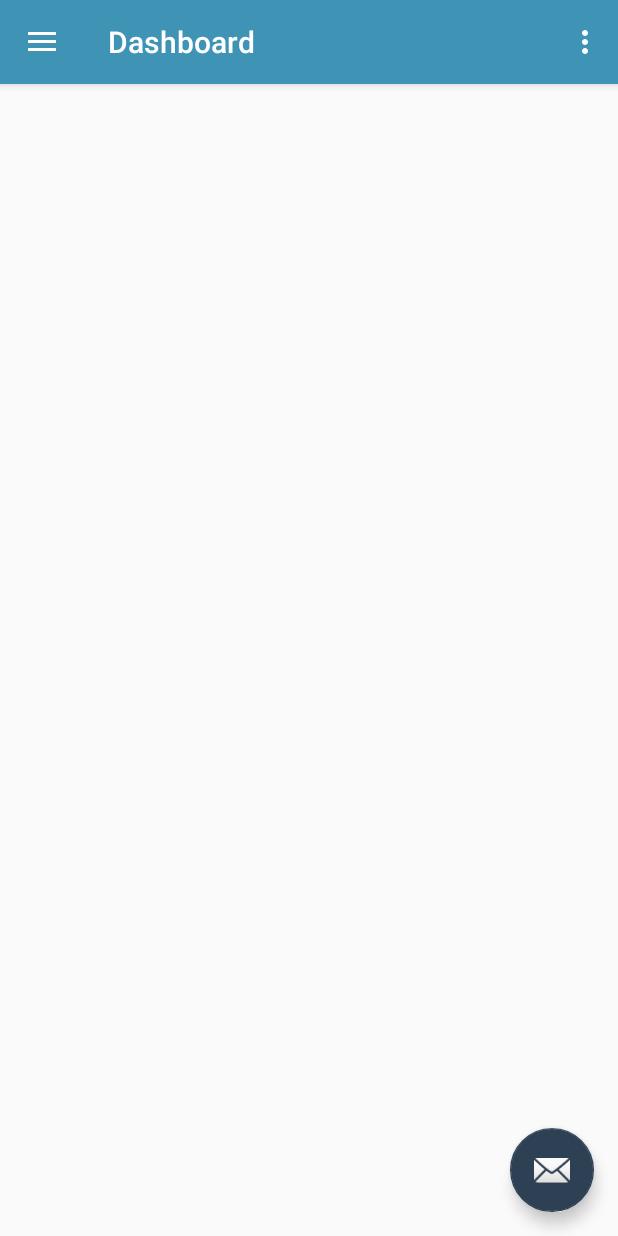
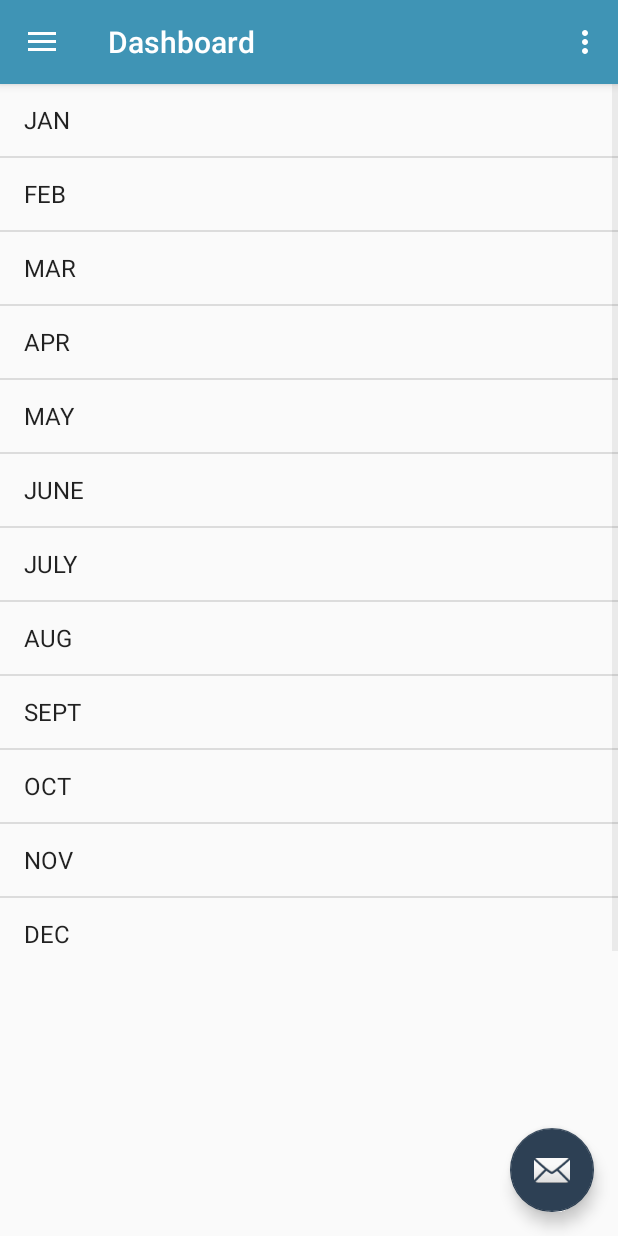
Before and after one commit to chamlipriyashan/WorkSpike, an Android app: the DashboardActivity screen opened directly, with no data from a screen before it, on a phone screen of 412 x 824 dp. Run offline under Robolectric (Android 15) with nearby library versions, the phone set to English and light mode, and no system bars; libraries missing offline, so code that uses them is left out: com.facebook, com.facebook.login; pictures from the network do not load; 6 statements that could not run were skipped.

Commit message:
done from Desktop i7

```diff
--- a/app/src/main/java/com/workspike/workspike/DashboardActivity.java
+++ b/app/src/main/java/com/workspike/workspike/DashboardActivity.java
@@ -18,7 +18,9 @@ import android.support.v7.widget.Toolbar;
 import android.view.Menu;
 import android.view.MenuItem;
 import android.view.View;
+import android.widget.ArrayAdapter;
 import android.widget.ImageView;
+import android.widget.ListView;
 import android.widget.TextView;
 
 import com.bumptech.glide.Glide;
@@ -32,6 +34,13 @@ public class DashboardActivity extends AppCompatActivity
         implements NavigationView.OnNavigationItemSelectedListener {
     ImageView profilepicture;
     ImageView gif_banner;
+
+    private String[] monthsArray = { "JAN", "FEB", "MAR", "APR", "MAY", "JUNE", "JULY",
+            "AUG", "SEPT", "OCT", "NOV", "DEC" };
+
+    private ListView monthsListView;
+    private ArrayAdapter arrayAdapter;
+
     /**
      * ATTENTION: This was auto-generated to implement the App Indexing API.
      * See https://g.co/AppIndexing/AndroidStudio for more information.
@@ -46,6 +55,9 @@ public class DashboardActivity extends AppCompatActivity
         // profilepicture = (ImageView) findViewById(R.id.dashboardprofilepic);
 
         setContentView(R.layout.activity_dashboard);
+
+
+
         setRequestedOrientation(ActivityInfo.SCREEN_ORIENTATION_PORTRAIT);
         Toolbar toolbar = (Toolbar) findViewById(R.id.toolbar);
        // ImageView dashboard_image = (ImageView) findViewById(R.id.dashboard_image);
@@ -97,6 +109,14 @@ public class DashboardActivity extends AppCompatActivity
                 .load("http://www.workspike.com/workspike/APIs/banners/gif1.gif")
                 .asGif()
                 .into(gifbanner);
+
+
+        monthsListView = (ListView) findViewById(R.id.months_list);
+        arrayAdapter = new ArrayAdapter(this, android.R.layout.simple_list_item_1, monthsArray);
+        monthsListView.setAdapter(arrayAdapter);
+
+
+
 
     }
 
--- a/app/src/main/res/layout/content_dashboard.xml
+++ b/app/src/main/res/layout/content_dashboard.xml
@@ -4,27 +4,38 @@
     xmlns:tools="http://schemas.android.com/tools"
     android:layout_width="match_parent"
     android:layout_height="match_parent"
+    android:fillViewport="false"
     app:layout_behavior="@string/appbar_scrolling_view_behavior"
     tools:context="com.workspike.workspike.DashboardActivity"
     tools:showIn="@layout/app_bar_dashboard">
 
     <ScrollView
-        android:layout_width="match_parent"
+        android:layout_width="wrap_content"
         android:layout_height="wrap_content"
         android:id="@+id/scrollView" >
-
         <LinearLayout
-            android:orientation="vertical"
             android:layout_width="match_parent"
-            android:layout_height="match_parent">
+            android:layout_height="wrap_content"
+            android:orientation="vertical">
 
             <ImageView
                 android:layout_width="match_parent"
-                android:layout_height="150dp"
+                android:layout_height="wrap_content"
                 android:id="@+id/gif_banner"
                 android:layout_centerHorizontal="true"
-                android:scaleType="fitXY" />
+                android:scaleType="fitXY"
+                android:scrollIndicators="left" />
+
+            <ListView
+                android:layout_width="wrap_content"
+                android:layout_height="584dp"
+                android:id="@+id/months_list"
+                android:layout_below="@+id/months_list"
+                android:layout_alignParentLeft="true"
+                android:layout_alignParentStart="true" />
+
         </LinearLayout>
     </ScrollView>
 
+
 </RelativeLayout>
--- a/app/src/main/res/values/strings.xml
+++ b/app/src/main/res/values/strings.xml
@@ -99,4 +99,7 @@
         "when a user tries to pick up one of cards.\n\n"
     </string>
     <string name="title_activity_help">Help</string>
+
+
+
 </resources>
```
